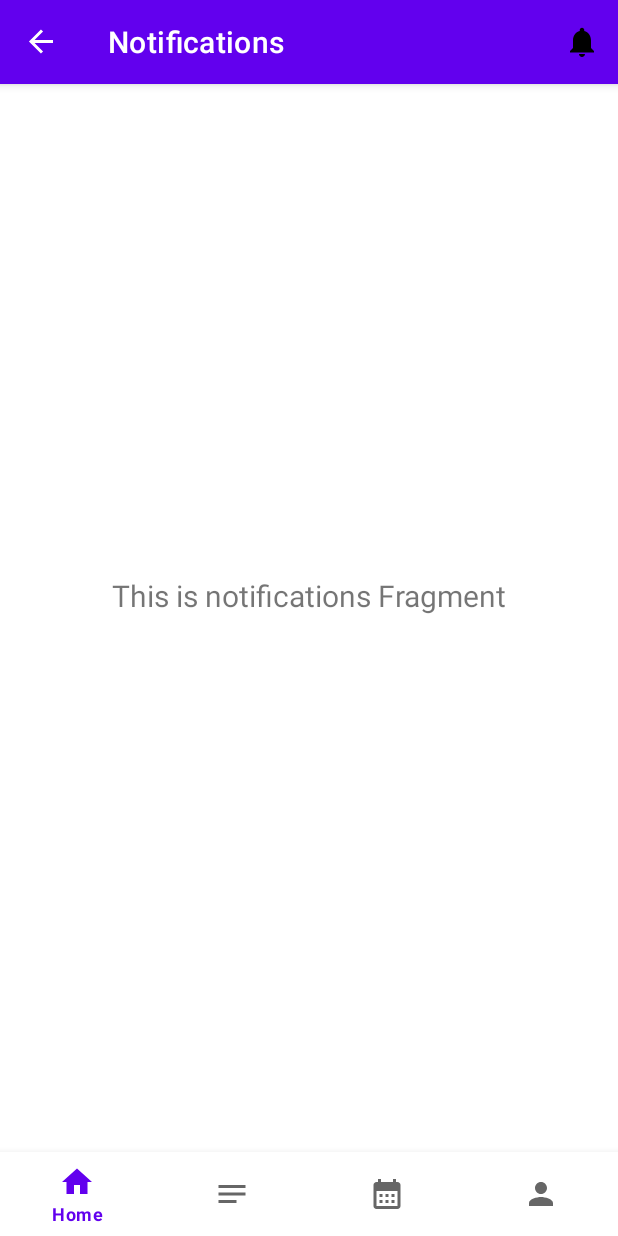
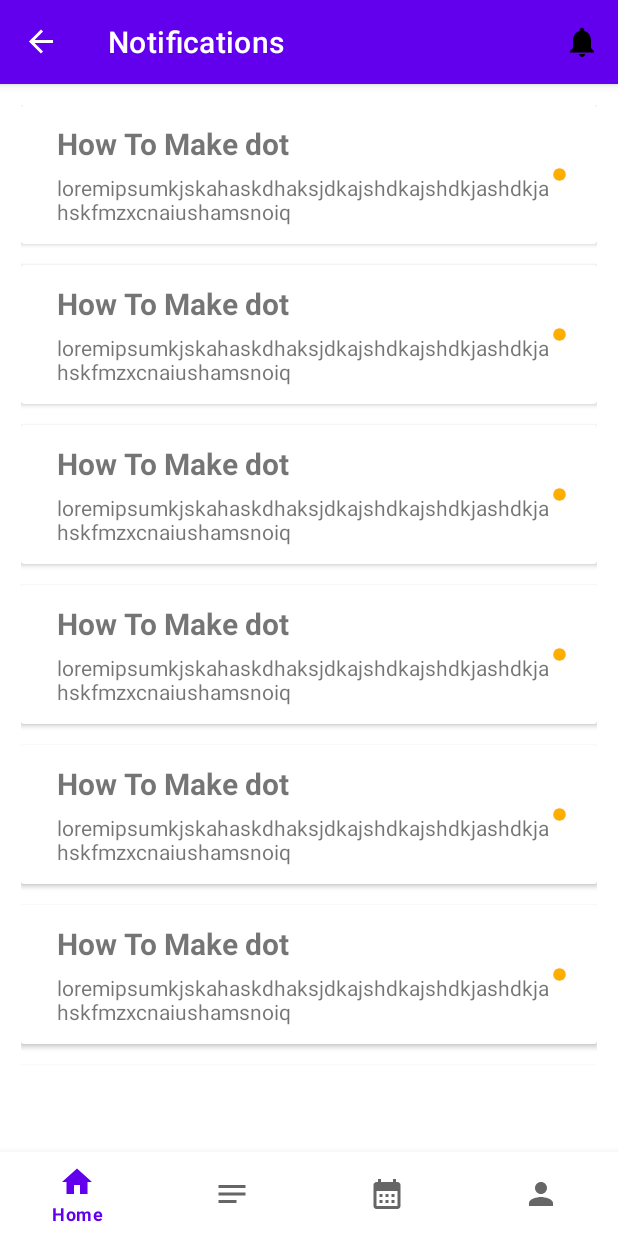
Before and after one commit to pewpew28/macro-SecondBrain, an Android app: the NotificationFragment screen opened through its navigation route, on a phone screen of 412 x 824 dp. Run offline under Robolectric (Android 15) with nearby library versions, the phone set to English and light mode, and no system bars; our stand-ins replace navigation-ui.

Commit message:
notification Done

```diff
--- a/app/build.gradle.kts
+++ b/app/build.gradle.kts
@@ -48,6 +48,7 @@ dependencies {
     implementation("androidx.lifecycle:lifecycle-viewmodel-ktx:2.6.2")
     implementation("androidx.navigation:navigation-fragment-ktx:2.5.3")
     implementation("androidx.navigation:navigation-ui-ktx:2.5.3")
+    implementation ("de.hdodenhof:circleimageview:3.1.0")
     testImplementation("junit:junit:4.13.2")
     androidTestImplementation("androidx.test.ext:junit:1.1.5")
     androidTestImplementation("androidx.test.espresso:espresso-core:3.5.1")
--- /dev/null
+++ b/app/src/main/java/com/example/secondbrain/adapter/NotifAdapter.kt
@@ -0,0 +1,35 @@
+package com.example.secondbrain.adapter
+
+import android.content.Context
+import android.view.LayoutInflater
+import android.view.ViewGroup
+import androidx.recyclerview.widget.RecyclerView
+import com.example.secondbrain.databinding.HomeItemBinding
+import com.example.secondbrain.databinding.NotifItemBinding
+import com.example.secondbrain.model.homeModel
+import com.example.secondbrain.model.notifModel
+import com.example.secondbrain.ui.home.HomeFragment
+import com.example.secondbrain.ui.notification.NotificationFragment
+
+class NotifAdapter(private val list: List<notifModel>, private val context: NotificationFragment) :
+    RecyclerView.Adapter<NotifAdapter.ViewHolder>() {
+
+    class ViewHolder(val binding: NotifItemBinding) : RecyclerView.ViewHolder(binding.root)
+
+    override fun onCreateViewHolder(parent: ViewGroup, viewType: Int): ViewHolder {
+        val binding = NotifItemBinding.inflate(LayoutInflater.from(parent.context), parent, false)
+        return ViewHolder(binding)
+    }
+
+    override fun getItemCount(): Int = list.size
+
+    override fun onBindViewHolder(holder: ViewHolder, position: Int) {
+        with(holder) {
+            with(list[position]) {
+                binding.ivCircle.setImageResource(this.circle)
+                binding.tvJudulNotif.text = this.judul
+                binding.tvDesc.text = this.desc
+            }
+        }
+    }
+}
--- /dev/null
+++ b/app/src/main/java/com/example/secondbrain/model/notifModel.kt
@@ -0,0 +1,7 @@
+package com.example.secondbrain.model
+
+data class notifModel(
+    val circle : Int,
+    val judul : String,
+    val desc : String
+)
--- a/app/src/main/java/com/example/secondbrain/ui/notification/NotificationFragment.kt
+++ b/app/src/main/java/com/example/secondbrain/ui/notification/NotificationFragment.kt
@@ -1,43 +1,72 @@
 package com.example.secondbrain.ui.notification
 
 import android.os.Bundle
+import android.util.Log
 import android.view.LayoutInflater
 import android.view.View
 import android.view.ViewGroup
 import android.widget.TextView
 import androidx.fragment.app.Fragment
 import androidx.lifecycle.ViewModelProvider
+import androidx.recyclerview.widget.LinearLayoutManager
+import com.example.secondbrain.R
+import com.example.secondbrain.adapter.HomeAdapter
+import com.example.secondbrain.adapter.NotifAdapter
+import com.example.secondbrain.databinding.FragmentHomeBinding
 import com.example.secondbrain.databinding.FragmentNotificationBinding
+import com.example.secondbrain.model.homeModel
+import com.example.secondbrain.model.notifModel
 
 
 class NotificationFragment : Fragment() {
 
-    private var _binding: FragmentNotificationBinding? = null
+    private lateinit var _binding: FragmentNotificationBinding
+    private lateinit var adapter: NotifAdapter
 
     // This property is only valid between onCreateView and
     // onDestroyView.
-    private val binding get() = _binding!!
+    private val binding get() = _binding
 
     override fun onCreateView(
         inflater: LayoutInflater,
         container: ViewGroup?,
         savedInstanceState: Bundle?
     ): View {
-        val notificationViewModel =
-            ViewModelProvider(this)[NotificationViewModel::class.java]
 
         _binding = FragmentNotificationBinding.inflate(inflater, container, false)
-        val root: View = binding.root
-
-        val textView: TextView = binding.textNotifications
-        notificationViewModel.text.observe(viewLifecycleOwner) {
-            textView.text = it
-        }
-        return root
+        return binding.root
     }
 
-    override fun onDestroyView() {
-        super.onDestroyView()
-        _binding = null
+    override fun onViewCreated(view: View, savedInstanceState: Bundle?) {
+        super.onViewCreated(view, savedInstanceState)
+        setHomeAdapter()
     }
+
+
+    private fun setHomeAdapter() {
+        val dataList: MutableList<notifModel> = mutableListOf()
+
+        judul().forEachIndexed { index, judul ->
+            dataList.add(notifModel(circle()[index], judul, desc()[index]))
+        }
+        Log.d("ISI DATANYA ", dataList.toString())
+        adapter = NotifAdapter(dataList, this@NotificationFragment)
+        binding.rvCatatan.layoutManager = LinearLayoutManager(requireContext())
+        binding.rvCatatan.adapter = adapter
+    }
+
+    private fun judul(): Array<String> = resources.getStringArray(R.array.judul)
+    private fun desc(): Array<String> = resources.getStringArray(R.array.desc)
+
+    private fun circle(): List<Int> = listOf(
+        R.drawable.belum_dibaca,
+        R.drawable.belum_dibaca,
+        R.drawable.belum_dibaca,
+        R.drawable.belum_dibaca,
+        R.drawable.belum_dibaca,
+        R.drawable.belum_dibaca,
+        R.drawable.sudah_dibaca,
+        R.drawable.sudah_dibaca,
+    )
+
 }
--- a/app/src/main/res/drawable/baseline_add_circle_24.xml
+++ b/app/src/main/res/drawable/baseline_add_circle_24.xml
@@ -1,5 +1,5 @@
-<vector android:height="24dp" android:tint="#000000"
+<vector android:height="50dp" android:tint="#000000"
     android:viewportHeight="24" android:viewportWidth="24"
-    android:width="24dp" xmlns:android="http://schemas.android.com/apk/res/android">
+    android:width="50dp" xmlns:android="http://schemas.android.com/apk/res/android">
     <path android:fillColor="@android:color/white" android:pathData="M12,2C6.48,2 2,6.48 2,12s4.48,10 10,10 10,-4.48 10,-10S17.52,2 12,2zM17,13h-4v4h-2v-4L7,13v-2h4L11,7h2v4h4v2z"/>
 </vector>
--- /dev/null
+++ b/app/src/main/res/drawable/belum_dibaca.xml
@@ -0,0 +1,5 @@
+<vector android:height="24dp" android:tint="#FFAD00"
+    android:viewportHeight="24" android:viewportWidth="24"
+    android:width="24dp" xmlns:android="http://schemas.android.com/apk/res/android">
+    <path android:fillColor="@android:color/white" android:pathData="M12,2C6.47,2 2,6.47 2,12s4.47,10 10,10 10,-4.47 10,-10S17.53,2 12,2z"/>
+</vector>
--- /dev/null
+++ b/app/src/main/res/drawable/sudah_dibaca.xml
@@ -0,0 +1,5 @@
+<vector android:height="24dp" android:tint="#A0A0A0"
+    android:viewportHeight="24" android:viewportWidth="24"
+    android:width="24dp" xmlns:android="http://schemas.android.com/apk/res/android">
+    <path android:fillColor="@android:color/white" android:pathData="M12,2C6.47,2 2,6.47 2,12s4.47,10 10,10 10,-4.47 10,-10S17.53,2 12,2z"/>
+</vector>
--- a/app/src/main/res/layout/fragment_home.xml
+++ b/app/src/main/res/layout/fragment_home.xml
@@ -17,4 +17,16 @@
         app:layout_constraintTop_toTopOf="parent"
         tools:listitem="@layout/home_item" />
 
+    <de.hdodenhof.circleimageview.CircleImageView
+        android:id="@+id/tmbh_catatan"
+        android:layout_width="70dp"
+        android:layout_height="70dp"
+        android:src="@drawable/baseline_add_circle_24"
+        app:layout_constraintBottom_toBottomOf="parent"
+        app:layout_constraintEnd_toEndOf="parent"
+        app:layout_constraintHorizontal_bias="0.953"
+        app:layout_constraintStart_toStartOf="parent"
+        app:layout_constraintTop_toTopOf="parent"
+        app:layout_constraintVertical_bias="0.944" />
+
 </androidx.constraintlayout.widget.ConstraintLayout>
--- a/app/src/main/res/layout/fragment_notification.xml
+++ b/app/src/main/res/layout/fragment_notification.xml
@@ -4,19 +4,16 @@
     xmlns:tools="http://schemas.android.com/tools"
     android:layout_width="match_parent"
     android:layout_height="match_parent"
-    tools:context=".ui.calendar.NotificationFragment">
+    tools:context=".ui.notification.NotificationFragment">
 
-    <TextView
-        android:id="@+id/text_notifications"
+    <androidx.recyclerview.widget.RecyclerView
+        android:id="@+id/rv_catatan"
         android:layout_width="match_parent"
-        android:layout_height="wrap_content"
-        android:layout_marginStart="8dp"
-        android:layout_marginTop="8dp"
-        android:layout_marginEnd="8dp"
-        android:textAlignment="center"
-        android:textSize="20sp"
+        android:layout_height="match_parent"
+        android:padding="14dp"
         app:layout_constraintBottom_toBottomOf="parent"
         app:layout_constraintEnd_toEndOf="parent"
         app:layout_constraintStart_toStartOf="parent"
-        app:layout_constraintTop_toTopOf="parent" />
+        app:layout_constraintTop_toTopOf="parent"
+        tools:listitem="@layout/notif_item" />
 </androidx.constraintlayout.widget.ConstraintLayout>
--- /dev/null
+++ b/app/src/main/res/layout/notif_item.xml
@@ -0,0 +1,51 @@
+<?xml version="1.0" encoding="utf-8"?>
+<androidx.cardview.widget.CardView xmlns:android="http://schemas.android.com/apk/res/android"
+    android:layout_width="match_parent"
+    android:layout_height="wrap_content"
+    android:layout_marginBottom="14dp">
+
+    <LinearLayout
+        android:layout_width="match_parent"
+        android:layout_height="wrap_content"
+        android:gravity="center_vertical"
+        android:padding="12dp">
+
+        <Space
+            android:layout_width="12dp"
+            android:layout_height="wrap_content" />
+
+        <LinearLayout
+            android:layout_width="wrap_content"
+            android:layout_height="wrap_content"
+            android:orientation="vertical">
+
+            <TextView
+                android:id="@+id/tv_judul_notif"
+                android:layout_width="wrap_content"
+                android:layout_height="wrap_content"
+                android:text="tes"
+                android:textSize="20sp"
+                android:textStyle="bold" />
+
+            <Space
+                android:layout_width="wrap_content"
+                android:layout_height="6dp" />
+
+            <TextView
+                android:id="@+id/tv_desc"
+                android:layout_width="330dp"
+                android:layout_height="wrap_content"
+                android:maxLength="100"
+                android:text="tes"
+                android:textSize="14sp" />
+        </LinearLayout>
+
+        <ImageView
+            android:id="@+id/iv_circle"
+            android:layout_width="10dp"
+            android:layout_height="10dp"
+            android:src="@drawable/belum_dibaca" />
+
+    </LinearLayout>
+
+</androidx.cardview.widget.CardView>
--- a/app/src/main/res/values/Arrays.xml
+++ b/app/src/main/res/values/Arrays.xml
@@ -4,7 +4,8 @@
         <item>How To Make dot</item>
         <item>How To Make dot</item>
         <item>How To Make dot</item>
-        <item>How To Make dot</item><item>How To Make dot</item>
+        <item>How To Make dot</item>
+        <item>How To Make dot</item>
         <item>How To Make dot</item>
         <item>How To Make dot</item>
         <item>How To Make dot</item>
@@ -14,9 +15,32 @@
         <item>26-02-2003</item>
         <item>26-02-2003</item>
         <item>26-02-2003</item>
-        <item>26-02-2003</item><item>26-02-2003</item>
+        <item>26-02-2003</item>
+        <item>26-02-2003</item>
         <item>26-02-2003</item>
         <item>26-02-2003</item>
         <item>26-02-2003</item>
     </string-array>
+    <string-array name="judul_notif">
+        <item>How To Make dot</item>
+        <item>How To Make dot</item>
+        <item>How To Make dot</item>
+        <item>How To Make dot</item>
+        <item>How To Make dot</item>
+        <item>How To Make dot</item>
+        <item>How To Make dot</item>
+        <item>How To Make dot</item>
+    </string-array>
+
+    <string-array name="desc">
+        <item>loremipsumkjskahaskdhaksjdkajshdkajshdkjashdkjahskfmzxcnaiushamsnoiq</item>
+        <item>loremipsumkjskahaskdhaksjdkajshdkajshdkjashdkjahskfmzxcnaiushamsnoiq</item>
+        <item>loremipsumkjskahaskdhaksjdkajshdkajshdkjashdkjahskfmzxcnaiushamsnoiq</item>
+        <item>loremipsumkjskahaskdhaksjdkajshdkajshdkjashdkjahskfmzxcnaiushamsnoiq</item>
+        <item>loremipsumkjskahaskdhaksjdkajshdkajshdkjashdkjahskfmzxcnaiushamsnoiq</item>
+        <item>loremipsumkjskahaskdhaksjdkajshdkajshdkjashdkjahskfmzxcnaiushamsnoiq</item>
+        <item>loremipsumkjskahaskdhaksjdkajshdkajshdkjashdkjahskfmzxcnaiushamsnoiq</item>
+        <item>loremipsumkjskahaskdhaksjdkajshdkajshdkjashdkjahskfmzxcnaiushamsnoiq</item>
+
+    </string-array>
 </resources>
```
